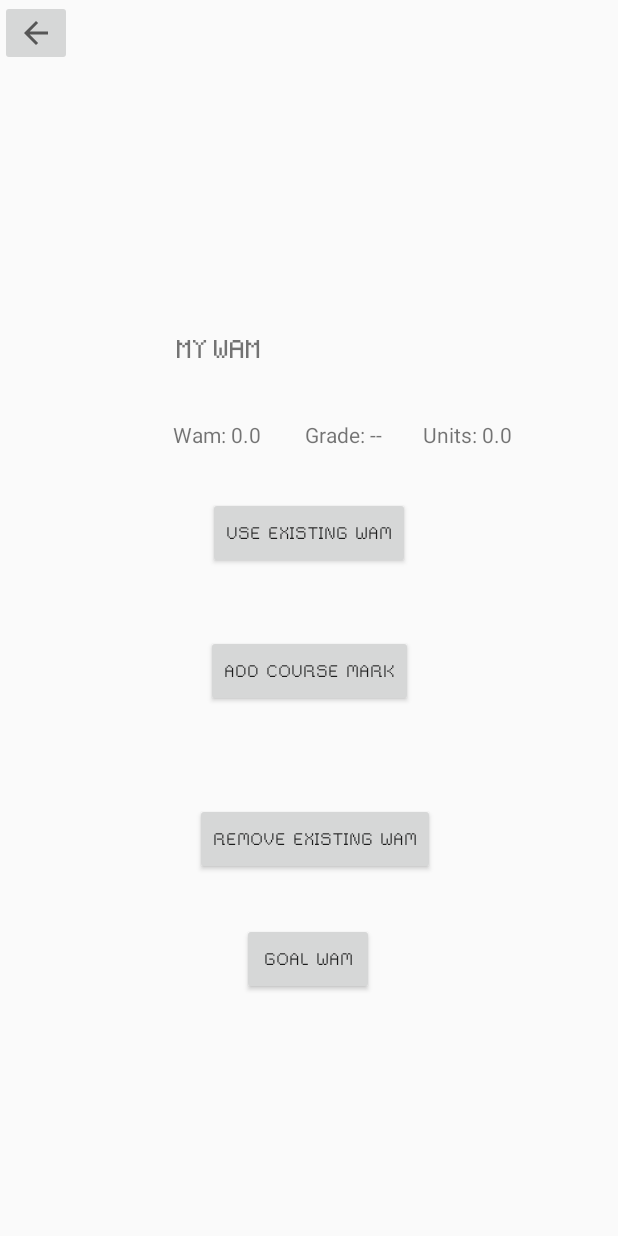
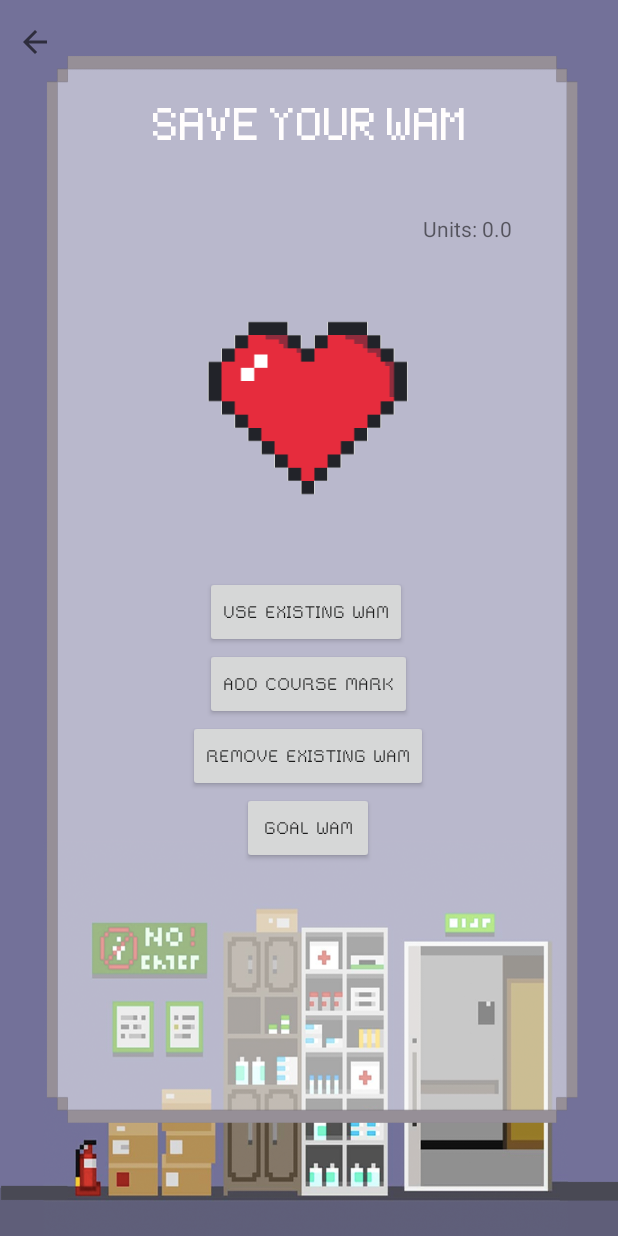
Before and after one commit to cindyhn/UniverCityApp, an Android app: the MyWamActivity screen opened directly, with no data from a screen before it, on a phone screen of 412 x 824 dp. Run offline under Robolectric (Android 15) with nearby library versions, the phone set to English and light mode, and no system bars.

Commit message:
Minor UI Changes + Constraints still not there soz + Loaded assets (medal, grad cap, bone for dog)

```diff
--- a/app/src/main/java/com/example/univercityapp/MainActivity.java
+++ b/app/src/main/java/com/example/univercityapp/MainActivity.java
@@ -43,6 +43,7 @@ public class MainActivity extends AppCompatActivity {
     protected void onCreate(Bundle savedInstanceState) {
         super.onCreate(savedInstanceState);
         setContentView(R.layout.activity_main);
+
 
         callbackManager = CallbackManager.Factory.create();
 
--- a/app/src/main/res/anim/fade_in.xml
+++ b/app/src/main/res/anim/fade_in.xml
@@ -1,7 +1,7 @@
 <?xml version="1.0" encoding="utf-8"?>
 <set xmlns:android="http://schemas.android.com/apk/res/android" android:interpolator="@android:anim/linear_interpolator">
     <alpha
-        android:duration="2000"
+        android:duration="1000"
         android:fromAlpha="0.1"
         android:toAlpha="1.0">
     </alpha>
--- a/app/src/main/res/layout/activity_create_new_course.xml
+++ b/app/src/main/res/layout/activity_create_new_course.xml
@@ -4,6 +4,7 @@
     xmlns:tools="http://schemas.android.com/tools"
     android:layout_width="match_parent"
     android:layout_height="match_parent"
+    android:background="@drawable/saveyourwam"
     tools:context=".CreateNewCourseActivity">
 
     <ImageButton
--- a/app/src/main/res/layout/activity_goal_wam.xml
+++ b/app/src/main/res/layout/activity_goal_wam.xml
@@ -4,6 +4,7 @@
     xmlns:tools="http://schemas.android.com/tools"
     android:layout_width="match_parent"
     android:layout_height="match_parent"
+    android:background="@drawable/saveyourwam"
     tools:context=".GoalWamActivity">
 
     <ImageButton
--- a/app/src/main/res/layout/activity_my_wam.xml
+++ b/app/src/main/res/layout/activity_my_wam.xml
@@ -4,13 +4,30 @@
     xmlns:tools="http://schemas.android.com/tools"
     android:layout_width="match_parent"
     android:layout_height="match_parent"
+    android:background="@drawable/saveyourwam"
     tools:context=".MyWamActivity">
+
+    <pl.droidsonroids.gif.GifImageView
+        android:id="@+id/gifImageView"
+        android:layout_width="207dp"
+        android:layout_height="164dp"
+        android:layout_marginStart="8dp"
+        android:layout_marginTop="8dp"
+        android:layout_marginEnd="8dp"
+        android:layout_marginBottom="8dp"
+        android:src="@drawable/heart"
+        app:layout_constraintBottom_toTopOf="@+id/btUseExistingWam"
+        app:layout_constraintEnd_toEndOf="parent"
+        app:layout_constraintStart_toStartOf="parent"
+        app:layout_constraintTop_toTopOf="parent"
+        app:layout_constraintVertical_bias="0.905" />
 
     <ImageButton
         android:id="@+id/ibGoToHome4"
-        android:layout_width="wrap_content"
-        android:layout_height="wrap_content"
+        android:layout_width="46dp"
+        android:layout_height="56dp"
         android:layout_marginTop="54dp"
+        android:background="#00FFFFFF"
         android:onClick="launchHomeScreen"
         app:layout_constraintEnd_toEndOf="@+id/imageView2"
         app:layout_constraintStart_toStartOf="@+id/imageView2"
@@ -22,15 +39,27 @@
         android:layout_width="wrap_content"
         android:layout_height="wrap_content"
         android:layout_marginStart="122dp"
-        android:layout_marginTop="32dp"
         android:layout_marginEnd="122dp"
         android:fontFamily="@font/rainyhearts"
         android:onClick="launchGoalWamScreen"
         android:text="Goal WAM"
         app:layout_constraintEnd_toEndOf="parent"
-        app:layout_constraintHorizontal_bias="0.492"
+        app:layout_constraintHorizontal_bias="0.493"
         app:layout_constraintStart_toStartOf="parent"
         app:layout_constraintTop_toBottomOf="@+id/btRemoveExistingWam" />
+
+    <Button
+        android:id="@+id/btRemoveExistingWam"
+        android:layout_width="wrap_content"
+        android:layout_height="wrap_content"
+        android:layout_marginStart="122dp"
+        android:layout_marginEnd="122dp"
+        android:fontFamily="@font/rainyhearts"
+        android:text="Remove existing wam"
+        app:layout_constraintEnd_toEndOf="parent"
+        app:layout_constraintHorizontal_bias="0.428"
+        app:layout_constraintStart_toStartOf="parent"
+        app:layout_constraintTop_toBottomOf="@+id/btAddCourseMark" />
 
     <TextView
         android:id="@+id/tvUnits"
@@ -42,20 +71,6 @@
         app:layout_constraintStart_toEndOf="@+id/tvWamGrade"
         app:layout_constraintTop_toTopOf="@+id/tvWamGrade" />
 
-    <Button
-        android:id="@+id/btRemoveExistingWam"
-        android:layout_width="wrap_content"
-        android:layout_height="wrap_content"
-        android:layout_marginStart="122dp"
-        android:layout_marginTop="64dp"
-        android:layout_marginEnd="122dp"
-        android:fontFamily="@font/rainyhearts"
-        android:text="Remove existing wam"
-        app:layout_constraintEnd_toEndOf="parent"
-        app:layout_constraintHorizontal_bias="1.0"
-        app:layout_constraintStart_toStartOf="parent"
-        app:layout_constraintTop_toBottomOf="@+id/btAddCourseMark" />
-
     <TextView
         android:id="@+id/tvWam"
         android:layout_width="wrap_content"
@@ -64,22 +79,10 @@
         android:layout_marginTop="39dp"
         android:layout_marginEnd="263dp"
         android:text="--"
+        android:textColor="#00FFFFFF"
         app:layout_constraintEnd_toEndOf="parent"
         app:layout_constraintStart_toStartOf="parent"
         app:layout_constraintTop_toBottomOf="@+id/tvMyWam" />
-
-    <TextView
-        android:id="@+id/tvMyWam"
-        android:layout_width="wrap_content"
-        android:layout_height="wrap_content"
-        android:layout_marginStart="118dp"
-        android:layout_marginTop="226dp"
-        android:layout_marginEnd="237dp"
-        android:fontFamily="@font/type_writer"
-        android:text="My WAM"
-        app:layout_constraintEnd_toEndOf="parent"
-        app:layout_constraintStart_toStartOf="parent"
-        app:layout_constraintTop_toTopOf="parent" />
 
     <TextView
         android:id="@+id/tvWamGrade"
@@ -87,35 +90,54 @@
         android:layout_height="wrap_content"
         android:layout_marginStart="29dp"
         android:text="--"
+        android:textColor="#00FFFFFF"
         app:layout_constraintBottom_toBottomOf="@+id/tvWam"
         app:layout_constraintStart_toEndOf="@+id/tvWam"
         app:layout_constraintTop_toTopOf="@+id/tvWam" />
+
+    <TextView
+        android:id="@+id/tvMyWam"
+        android:layout_width="215dp"
+        android:layout_height="31dp"
+        android:layout_marginStart="100dp"
+        android:layout_marginTop="72dp"
+        android:layout_marginEnd="8dp"
+        android:fontFamily="@font/type_writer"
+        android:text="SAVE YOUR WAM"
+        android:textColor="#FFFDFD"
+        android:textSize="24sp"
+        app:layout_constraintEnd_toEndOf="parent"
+        app:layout_constraintHorizontal_bias="0.022"
+        app:layout_constraintStart_toStartOf="parent"
+        app:layout_constraintTop_toTopOf="parent" />
 
     <Button
         android:id="@+id/btUseExistingWam"
         android:layout_width="wrap_content"
         android:layout_height="wrap_content"
         android:layout_marginStart="161dp"
-        android:layout_marginTop="32dp"
         android:layout_marginEnd="162dp"
+        android:layout_marginBottom="8dp"
         android:fontFamily="@font/rainyhearts"
         android:onClick="launchUseExistingWamScreen"
         android:text="Use Existing Wam"
+        app:layout_constraintBottom_toBottomOf="parent"
         app:layout_constraintEnd_toEndOf="parent"
+        app:layout_constraintHorizontal_bias="0.543"
         app:layout_constraintStart_toStartOf="parent"
-        app:layout_constraintTop_toBottomOf="@+id/tvWamGrade" />
+        app:layout_constraintTop_toTopOf="parent" />
 
     <Button
         android:id="@+id/btAddCourseMark"
         android:layout_width="wrap_content"
         android:layout_height="wrap_content"
         android:layout_marginStart="122dp"
-        android:layout_marginTop="44dp"
         android:layout_marginEnd="122dp"
         android:fontFamily="@font/rainyhearts"
         android:onClick="launchCreateNewCourseScreen"
         android:text="Add course mark"
         app:layout_constraintEnd_toEndOf="parent"
+        app:layout_constraintHorizontal_bias="0.482"
         app:layout_constraintStart_toStartOf="parent"
         app:layout_constraintTop_toBottomOf="@+id/btUseExistingWam" />
 </android.support.constraint.ConstraintLayout>
--- a/app/src/main/res/layout/activity_use_existing_wam.xml
+++ b/app/src/main/res/layout/activity_use_existing_wam.xml
@@ -4,6 +4,7 @@
     xmlns:tools="http://schemas.android.com/tools"
     android:layout_width="match_parent"
     android:layout_height="match_parent"
+    android:background="@drawable/saveyourwam"
     tools:context=".UseExistingWamActivity">
 
     <ImageButton
@@ -33,11 +34,12 @@
         android:layout_width="wrap_content"
         android:layout_height="wrap_content"
         android:layout_marginStart="148dp"
-        android:layout_marginTop="64dp"
+        android:layout_marginTop="68dp"
         android:layout_marginEnd="149dp"
+        android:fontFamily="@font/type_writer"
         android:text="Use existing WAM"
+        android:textAlignment="center"
         app:layout_constraintEnd_toEndOf="parent"
-        app:layout_constraintHorizontal_bias="0.0"
         app:layout_constraintStart_toStartOf="parent"
         app:layout_constraintTop_toTopOf="parent" />
 
```
Also changed, not shown: app/src/main/res/layout/activity_login.xml (+11 -7 lines), app/src/main/res/layout/activity_main.xml (+6 -6 lines), app/src/main/res/layout/activity_post_quiz.xml (+10 -4 lines), app/src/main/res/layout/activity_quiz.xml (+11 -6 lines), app/src/main/res/layout/activity_register.xml (+4 -4 lines), app/src/main/res/drawable-v24/bone.png (added), app/src/main/res/drawable-v24/dogwithbone.png (added), app/src/main/res/drawable-v24/dogwithgradcap.png (added), app/src/main/res/drawable-v24/dogwithmedal.png (added), app/src/main/res/drawable-v24/gradcap.png (added), app/src/main/res/drawable-v24/heart.gif (added), app/src/main/res/drawable-v24/medal.png (added), app/src/main/res/drawable-v24/saveyourwam.png (added).
